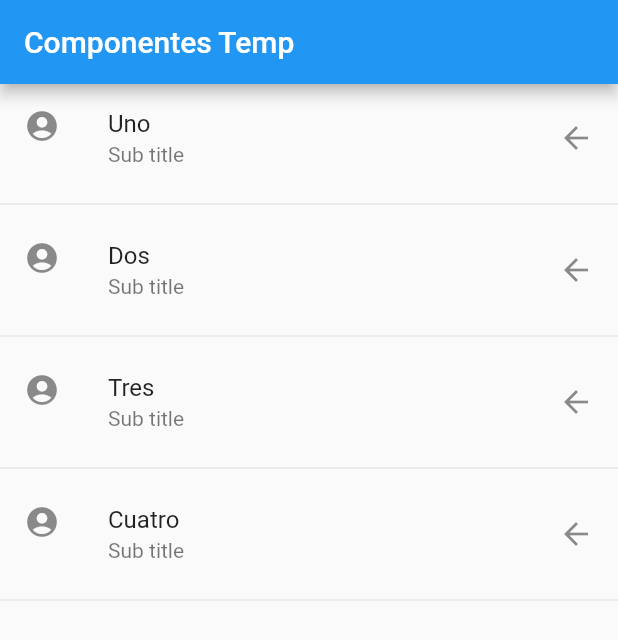
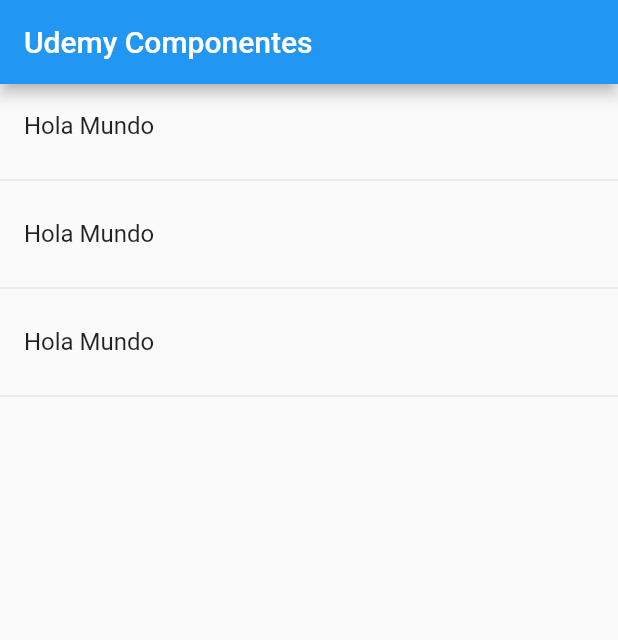
Before and after one commit to nestorgacr/Udemy_Flutter_FH_Componentes, a Flutter app: the screen it shows after launch, on a phone screen of 412 x 824 dp. Shown: the top 640 px of the screen. Run offline on Flutter 3.47's test engine with Material 2 defaults, Android fonts, the phone set to English and light mode, and no system bars.

Commit message:
Cambiando el home page

```diff
--- a/lib/main.dart
+++ b/lib/main.dart
@@ -1,5 +1,5 @@
 import 'package:flutter/material.dart';
-import 'package:udemy_componentes/scr/pages/home_temp.dart';
+import 'package:udemy_componentes/scr/pages/home_page.dart';
 
 void main() => runApp(MyApp());
 
@@ -9,7 +9,7 @@ class MyApp extends StatelessWidget {
     return MaterialApp(
       title: 'Udemy Componentes',
       debugShowCheckedModeBanner: false,
-      home: HomePageTemp()
+      home: HomePage()
     );
   }
 }
--- /dev/null
+++ b/lib/scr/pages/home_page.dart
@@ -0,0 +1,30 @@
+import 'package:flutter/material.dart';
+
+class HomePage extends StatelessWidget {
+  @override
+  Widget build(BuildContext context) {
+    return Scaffold(
+      appBar: AppBar(
+        title: Text('Udemy Componentes'),
+      ),
+      body: _lista(),
+    );
+  }
+
+  Widget _lista() {
+    return ListView(
+      children: _listaItems(),
+    );
+  }
+
+  List<Widget> _listaItems() {
+    return [
+      ListTile(title: Text('Hola Mundo')),
+      Divider(),
+      ListTile(title: Text('Hola Mundo')),
+      Divider(),
+      ListTile(title: Text('Hola Mundo')),
+      Divider(),
+    ];
+  }
+}
```
